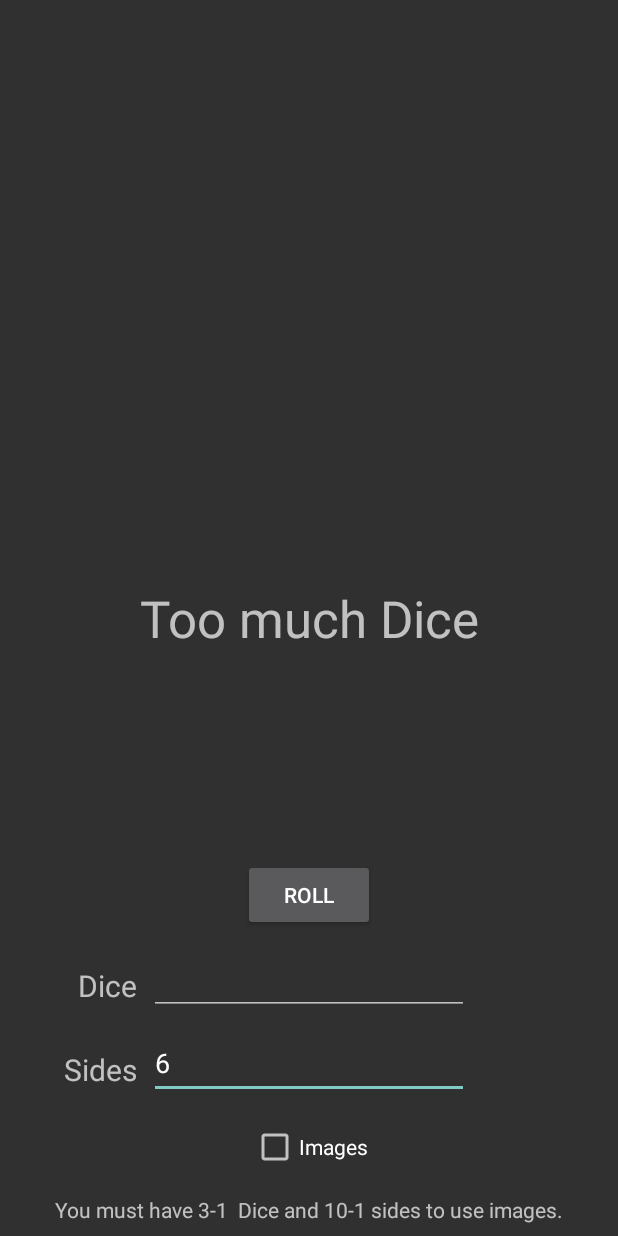
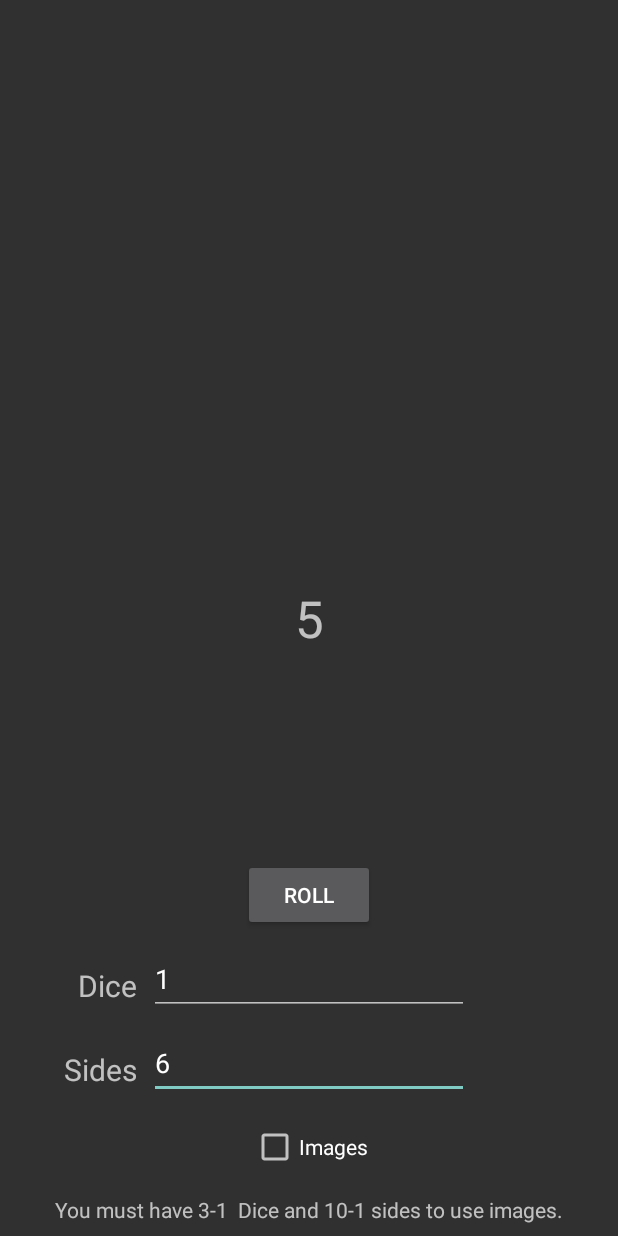
Before and after one commit to Sweeistaken/Dice-App, an Android app: the screen it shows after launch (MainActivity), after a tap on "ROLL", on a phone screen of 412 x 824 dp. Run offline under Robolectric (Android 15) with nearby library versions, the phone set to English and light mode, and no system bars.

Commit message:
1.2 Beta 4

```diff
--- a/app/src/main/res/layout/activity_main.xml
+++ b/app/src/main/res/layout/activity_main.xml
@@ -83,14 +83,13 @@
         android:layout_width="wrap_content"
         android:layout_height="48dp"
         android:layout_marginBottom="8dp"
+        android:autofillHints=""
         android:ems="10"
-        android:autofillHints=""
         android:inputType="number"
         android:text="@string/start_dice"
         app:layout_constraintBottom_toTopOf="@+id/editTextNumber2"
         app:layout_constraintEnd_toEndOf="parent"
-        app:layout_constraintStart_toStartOf="parent"
-        tools:text="1" />
+        app:layout_constraintStart_toStartOf="parent" />
 
     <ImageView
         android:id="@+id/imageView"
--- a/app/src/main/res/values/strings.xml
+++ b/app/src/main/res/values/strings.xml
@@ -2,7 +2,7 @@
     <string name="app_name">Dice App</string>
     <string name="start_text">Roll the Dice!</string>
     <string name="button_text">Roll</string>
-    <string name="start_dice" />
+    <string name="start_dice" >1</string>
     <string name="start_sides">6</string>
     <string name="placeholder">Dice picture.</string>
     <string name="Dice">Dice</string>
--- a/build.gradle
+++ b/build.gradle
@@ -1,6 +1,6 @@
 // Top-level build file where you can add configuration options common to all sub-projects/modules.
 plugins {
-    id 'com.android.application' version '7.4.txt.2' apply false
-    id 'com.android.library' version '7.4.txt.2' apply false
+    id 'com.android.application' version '7.4.2' apply false
+    id 'com.android.library' version '7.4.2' apply false
     id 'org.jetbrains.kotlin.android' version '1.8.0' apply false
 }
```
